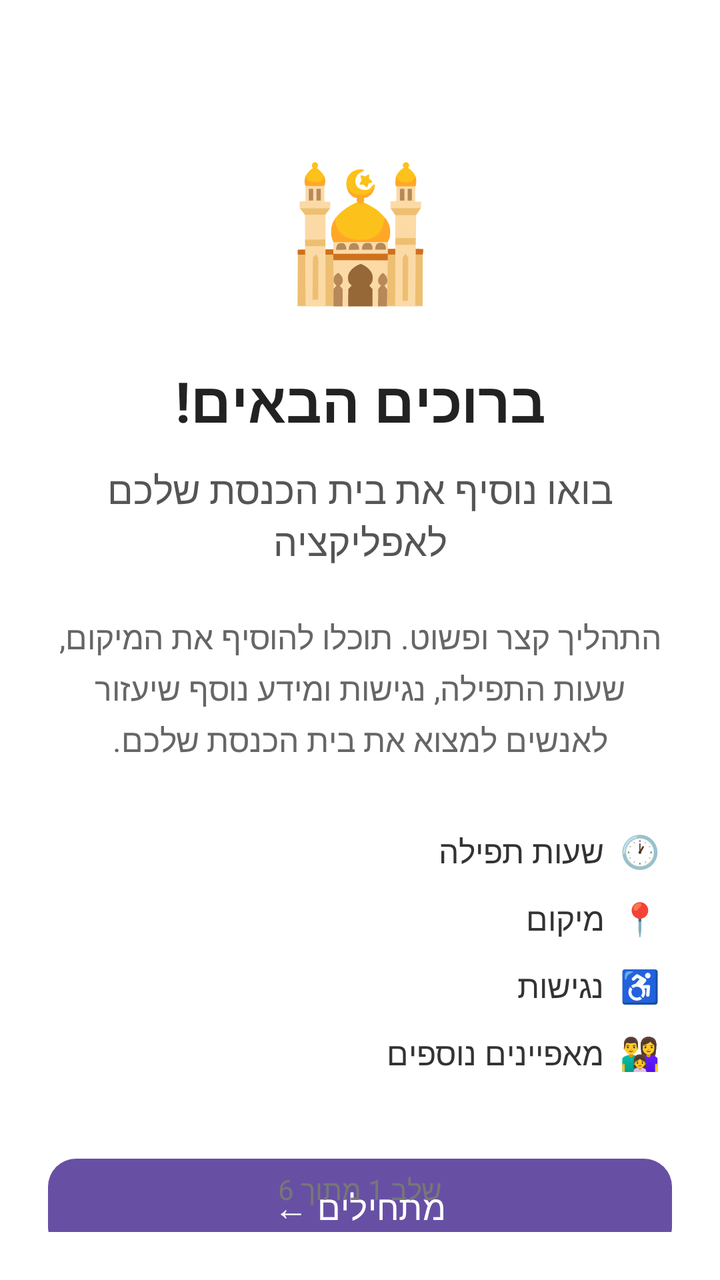
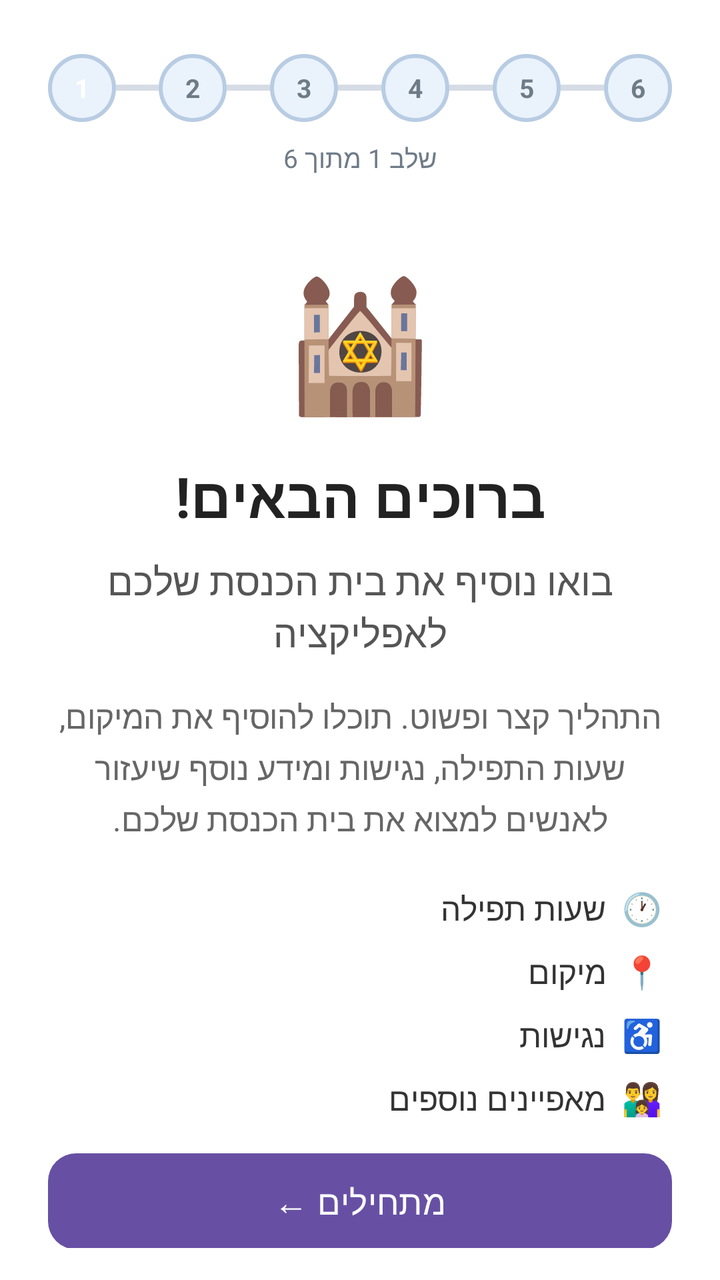

Two renders of the same Android screen: before a commit and after it. Below are the layout's source before the change and the commit's diff.
<!-- AndroidManifest.xml: application theme Theme.DrawerAppSyn -->
<!-- res/layout/fragment_add_synagogue_01_welcome.xml -->
<?xml version="1.0" encoding="utf-8"?>
<androidx.constraintlayout.widget.ConstraintLayout
    xmlns:android="http://schemas.android.com/apk/res/android"
    xmlns:app="http://schemas.android.com/apk/res-auto"
    android:layout_width="match_parent"
    android:layout_height="match_parent"
    android:background="@android:color/white"
    android:padding="24dp">

    <TextView
        android:id="@+id/textIcon"
        android:layout_width="wrap_content"
        android:layout_height="wrap_content"
        android:text="🕌"
        android:textSize="64sp"
        app:layout_constraintTop_toTopOf="parent"
        app:layout_constraintStart_toStartOf="parent"
        app:layout_constraintEnd_toEndOf="parent"
        android:layout_marginTop="48dp" />

    <TextView
        android:id="@+id/textTitle"
        android:layout_width="0dp"
        android:layout_height="wrap_content"
        android:text="ברוכים הבאים!"
        android:textColor="#222222"
        android:textSize="28sp"
        android:textStyle="bold"
        android:gravity="center"
        android:layout_marginTop="24dp"
        app:layout_constraintTop_toBottomOf="@id/textIcon"
        app:layout_constraintStart_toStartOf="parent"
        app:layout_constraintEnd_toEndOf="parent" />

    <TextView
        android:id="@+id/textSubtitle"
        android:layout_width="0dp"
        android:layout_height="wrap_content"
        android:text="בואו נוסיף את בית הכנסת שלכם לאפליקציה"
        android:textColor="#555555"
        android:textSize="19sp"
        android:gravity="center"
        android:layout_marginTop="12dp"
        app:layout_constraintTop_toBottomOf="@id/textTitle"
        app:layout_constraintStart_toStartOf="parent"
        app:layout_constraintEnd_toEndOf="parent" />

    <TextView
        android:id="@+id/textDescription"
        android:layout_width="0dp"
        android:layout_height="wrap_content"
        android:text="התהליך קצר ופשוט. תוכלו להוסיף את המיקום, שעות התפילה, נגישות ומידע נוסף שיעזור לאנשים למצוא את בית הכנסת שלכם."
        android:textColor="#666666"
        android:textSize="16sp"
        android:gravity="center"
        android:lineSpacingExtra="4dp"
        android:layout_marginTop="24dp"
        app:layout_constraintTop_toBottomOf="@id/textSubtitle"
        app:layout_constraintStart_toStartOf="parent"
        app:layout_constraintEnd_toEndOf="parent" />

    <LinearLayout
        android:id="@+id/featuresContainer"
        android:layout_width="0dp"
        android:layout_height="wrap_content"
        android:orientation="vertical"
        android:layout_marginTop="28dp"
        app:layout_constraintTop_toBottomOf="@id/textDescription"
        app:layout_constraintStart_toStartOf="parent"
        app:layout_constraintEnd_toEndOf="parent">

        <TextView
            android:layout_width="match_parent"
            android:layout_height="wrap_content"
            android:text="🕐  שעות תפילה"
            android:textColor="#333333"
            android:textSize="16sp"
            android:padding="6dp" />

        <TextView
            android:layout_width="match_parent"
            android:layout_height="wrap_content"
            android:text="📍  מיקום"
            android:textColor="#333333"
            android:textSize="16sp"
            android:padding="6dp" />

        <TextView
            android:layout_width="match_parent"
            android:layout_height="wrap_content"
            android:text="♿  נגישות"
            android:textColor="#333333"
            android:textSize="16sp"
            android:padding="6dp" />

        <TextView
            android:layout_width="match_parent"
            android:layout_height="wrap_content"
            android:text="👨‍👩‍👧  מאפיינים נוספים"
            android:textColor="#333333"
            android:textSize="16sp"
            android:padding="6dp" />

    </LinearLayout>

    <com.google.android.material.button.MaterialButton
        android:id="@+id/buttonStartRegistration"
        android:layout_width="0dp"
        android:layout_height="wrap_content"
        android:text="מתחילים ←"
        android:textSize="17sp"
        android:minHeight="56dp"
        android:layout_marginTop="32dp"
        app:cornerRadius="14dp"
        app:layout_constraintTop_toBottomOf="@id/featuresContainer"
        app:layout_constraintStart_toStartOf="parent"
        app:layout_constraintEnd_toEndOf="parent" />

    <TextView
        android:id="@+id/textStep"
        android:layout_width="wrap_content"
        android:layout_height="wrap_content"
        android:text="שלב 1 מתוך 6"
        android:textColor="#777777"
        android:textSize="14sp"
        android:layout_marginBottom="12dp"
        app:layout_constraintBottom_toBottomOf="parent"
        app:layout_constraintStart_toStartOf="parent"
        app:layout_constraintEnd_toEndOf="parent" />

</androidx.constraintlayout.widget.ConstraintLayout>
<!-- resources referenced by this layout -->
<resources>
  <style name="Theme.DrawerAppSyn" parent="Base.Theme.DrawerAppSyn" />
  <style name="Base.Theme.DrawerAppSyn" parent="Theme.Material3.DayNight.NoActionBar">
          
          
      </style>
</resources>

<!-- the commit's change to res/layout/fragment_add_synagogue_01_welcome.xml (unified diff, before → after) -->
@@ -5,19 +5,34 @@
     android:layout_width="match_parent"
     android:layout_height="match_parent"
     android:background="@android:color/white"
-    android:padding="24dp">
-
+    android:paddingStart="24dp"
+    android:paddingEnd="24dp"
+    android:paddingTop="16dp"
+    android:paddingBottom="16dp">
+
+    
+    <include
+        android:id="@+id/registrationProgressInclude"
+        layout="@layout/registration_progress"
+        android:layout_width="0dp"
+        android:layout_height="wrap_content"
+        app:layout_constraintTop_toTopOf="parent"
+        app:layout_constraintStart_toStartOf="parent"
+        app:layout_constraintEnd_toEndOf="parent" />
+
+    
     <TextView
         android:id="@+id/textIcon"
         android:layout_width="wrap_content"
         android:layout_height="wrap_content"
-        android:text="🕌"
+        android:text="🕍"
         android:textSize="64sp"
-        app:layout_constraintTop_toTopOf="parent"
+        app:layout_constraintTop_toBottomOf="@id/registrationProgressInclude"
         app:layout_constraintStart_toStartOf="parent"
         app:layout_constraintEnd_toEndOf="parent"
-        android:layout_marginTop="48dp" />
-
+        android:layout_marginTop="20dp" />
+
+    
     <TextView
         android:id="@+id/textTitle"
         android:layout_width="0dp"
@@ -27,11 +42,12 @@
         android:textSize="28sp"
         android:textStyle="bold"
         android:gravity="center"
-        android:layout_marginTop="24dp"
+        android:layout_marginTop="16dp"
         app:layout_constraintTop_toBottomOf="@id/textIcon"
         app:layout_constraintStart_toStartOf="parent"
         app:layout_constraintEnd_toEndOf="parent" />
 
+    
     <TextView
         android:id="@+id/textSubtitle"
         android:layout_width="0dp"
@@ -40,11 +56,12 @@
         android:textColor="#555555"
         android:textSize="19sp"
         android:gravity="center"
-        android:layout_marginTop="12dp"
+        android:layout_marginTop="10dp"
         app:layout_constraintTop_toBottomOf="@id/textTitle"
         app:layout_constraintStart_toStartOf="parent"
         app:layout_constraintEnd_toEndOf="parent" />
 
+    
     <TextView
         android:id="@+id/textDescription"
         android:layout_width="0dp"
@@ -54,17 +71,18 @@
         android:textSize="16sp"
         android:gravity="center"
         android:lineSpacingExtra="4dp"
-        android:layout_marginTop="24dp"
+        android:layout_marginTop="18dp"
         app:layout_constraintTop_toBottomOf="@id/textSubtitle"
         app:layout_constraintStart_toStartOf="parent"
         app:layout_constraintEnd_toEndOf="parent" />
 
+    
     <LinearLayout
         android:id="@+id/featuresContainer"
         android:layout_width="0dp"
         android:layout_height="wrap_content"
         android:orientation="vertical"
-        android:layout_marginTop="28dp"
+        android:layout_marginTop="18dp"
         app:layout_constraintTop_toBottomOf="@id/textDescription"
         app:layout_constraintStart_toStartOf="parent"
         app:layout_constraintEnd_toEndOf="parent">
@@ -75,7 +93,7 @@
             android:text="🕐  שעות תפילה"
             android:textColor="#333333"
             android:textSize="16sp"
-            android:padding="6dp" />
+            android:padding="5dp" />
 
         <TextView
             android:layout_width="match_parent"
@@ -83,7 +101,7 @@
             android:text="📍  מיקום"
             android:textColor="#333333"
             android:textSize="16sp"
-            android:padding="6dp" />
+            android:padding="5dp" />
 
         <TextView
             android:layout_width="match_parent"
@@ -91,7 +109,7 @@
             android:text="♿  נגישות"
             android:textColor="#333333"
             android:textSize="16sp"
-            android:padding="6dp" />
+            android:padding="5dp" />
 
         <TextView
             android:layout_width="match_parent"
@@ -99,10 +117,11 @@
             android:text="👨‍👩‍👧  מאפיינים נוספים"
             android:textColor="#333333"
             android:textSize="16sp"
-            android:padding="6dp" />
+            android:padding="5dp" />
 
     </LinearLayout>
 
+    
     <com.google.android.material.button.MaterialButton
         android:id="@+id/buttonStartRegistration"
         android:layout_width="0dp"
@@ -110,22 +129,145 @@
         android:text="מתחילים ←"
         android:textSize="17sp"
         android:minHeight="56dp"
-        android:layout_marginTop="32dp"
+        android:layout_marginTop="20dp"
+        android:layout_marginBottom="8dp"
         app:cornerRadius="14dp"
         app:layout_constraintTop_toBottomOf="@id/featuresContainer"
         app:layout_constraintStart_toStartOf="parent"
-        app:layout_constraintEnd_toEndOf="parent" />
-
-    <TextView
-        android:id="@+id/textStep"
-        android:layout_width="wrap_content"
-        android:layout_height="wrap_content"
+        app:layout_constraintEnd_toEndOf="parent"
+        app:layout_constraintBottom_toBottomOf="parent" />
+
+</androidx.constraintlayout.widget.ConstraintLayout>
+<!-- res/layout/registration_progress.xml (included above) -->
+<?xml version="1.0" encoding="utf-8"?>
+<LinearLayout
+    xmlns:android="http://schemas.android.com/apk/res/android"
+    android:id="@+id/registrationProgress"
+    android:layout_width="match_parent"
+    android:layout_height="wrap_content"
+    android:orientation="vertical"
+    android:layoutDirection="ltr"
+    android:paddingTop="8dp"
+    android:paddingBottom="20dp">
+
+    <LinearLayout
+        android:layout_width="match_parent"
+        android:layout_height="40dp"
+        android:orientation="horizontal"
+        android:gravity="center_vertical">
+
+        <TextView
+            android:id="@+id/progressStep1"
+            android:layout_width="34dp"
+            android:layout_height="34dp"
+            android:gravity="center"
+            android:text="1"
+            android:textSize="13sp"
+            android:textStyle="bold"
+            android:textColor="#FFFFFF"
+            android:background="@drawable/bg_progress_inactive"/>
+
+        <View
+            android:id="@+id/progressLine1"
+            android:layout_width="0dp"
+            android:layout_height="3dp"
+            android:layout_weight="1"
+            android:background="#D5DCE5"/>
+
+        <TextView
+            android:id="@+id/progressStep2"
+            android:layout_width="34dp"
+            android:layout_height="34dp"
+            android:gravity="center"
+            android:text="2"
+            android:textSize="13sp"
+            android:textStyle="bold"
+            android:textColor="#6F7B87"
+            android:background="@drawable/bg_progress_inactive"/>
+
+        <View
+            android:id="@+id/progressLine2"
+            android:layout_width="0dp"
+            android:layout_height="3dp"
+            android:layout_weight="1"
+            android:background="#D5DCE5"/>
+
+        <TextView
+            android:id="@+id/progressStep3"
+            android:layout_width="34dp"
+            android:layout_height="34dp"
+            android:gravity="center"
+            android:text="3"
+            android:textSize="13sp"
+            android:textStyle="bold"
+            android:textColor="#6F7B87"
+            android:background="@drawable/bg_progress_inactive"/>
+
+        <View
+            android:id="@+id/progressLine3"
+            android:layout_width="0dp"
+            android:layout_height="3dp"
+            android:layout_weight="1"
+            android:background="#D5DCE5"/>
+
+        <TextView
+            android:id="@+id/progressStep4"
+            android:layout_width="34dp"
+            android:layout_height="34dp"
+            android:gravity="center"
+            android:text="4"
+            android:textSize="13sp"
+            android:textStyle="bold"
+            android:textColor="#6F7B87"
+            android:background="@drawable/bg_progress_inactive"/>
+
+        <View
+            android:id="@+id/progressLine4"
+            android:layout_width="0dp"
+            android:layout_height="3dp"
+            android:layout_weight="1"
+            android:background="#D5DCE5"/>
+
+        <TextView
+            android:id="@+id/progressStep5"
+            android:layout_width="34dp"
+            android:layout_height="34dp"
+            android:gravity="center"
+            android:text="5"
+            android:textSize="13sp"
+            android:textStyle="bold"
+            android:textColor="#6F7B87"
+            android:background="@drawable/bg_progress_inactive"/>
+
+        <View
+            android:id="@+id/progressLine5"
+            android:layout_width="0dp"
+            android:layout_height="3dp"
+            android:layout_weight="1"
+            android:background="#D5DCE5"/>
+
+        <TextView
+            android:id="@+id/progressStep6"
+            android:layout_width="34dp"
+            android:layout_height="34dp"
+            android:gravity="center"
+            android:text="6"
+            android:textSize="13sp"
+            android:textStyle="bold"
+            android:textColor="#6F7B87"
+            android:background="@drawable/bg_progress_inactive"/>
+
+    </LinearLayout>
+
+    <TextView
+        android:id="@+id/progressStepText"
+        android:layout_width="match_parent"
+        android:layout_height="wrap_content"
+        android:gravity="center"
         android:text="שלב 1 מתוך 6"
-        android:textColor="#777777"
-        android:textSize="14sp"
-        android:layout_marginBottom="12dp"
-        app:layout_constraintBottom_toBottomOf="parent"
-        app:layout_constraintStart_toStartOf="parent"
-        app:layout_constraintEnd_toEndOf="parent" />
-
-</androidx.constraintlayout.widget.ConstraintLayout>
+        android:textColor="#6F7B87"
+        android:textSize="13sp"
+        android:layout_marginTop="6dp"
+        android:layoutDirection="rtl"/>
+
+</LinearLayout>
<!-- resource entries referenced after the edit -->
@@ -1,5 +1,21 @@
 <!-- resources referenced by this layout -->
 <resources>
+  <!-- drawable bg_progress_inactive (drawable) -->
+  <?xml version="1.0" encoding="utf-8"?>
+  <shape xmlns:android="http://schemas.android.com/apk/res/android"
+      android:shape="oval">
+  
+      <solid android:color="#EAF2FB" />
+  
+      <stroke
+          android:width="2dp"
+          android:color="#B8CCE3" />
+  
+      <size
+          android:width="34dp"
+          android:height="34dp" />
+  
+  </shape>
   <style name="Theme.DrawerAppSyn" parent="Base.Theme.DrawerAppSyn" />
   <style name="Base.Theme.DrawerAppSyn" parent="Theme.Material3.DayNight.NoActionBar">
           
